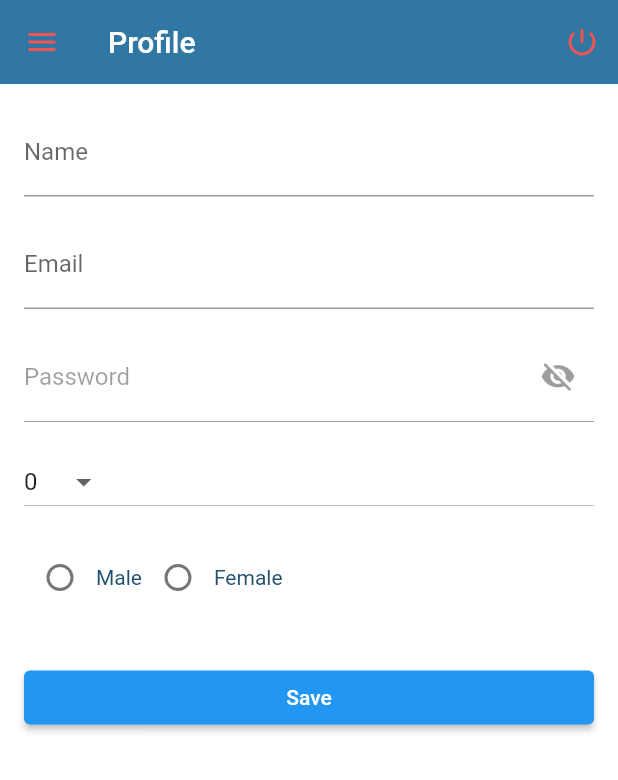
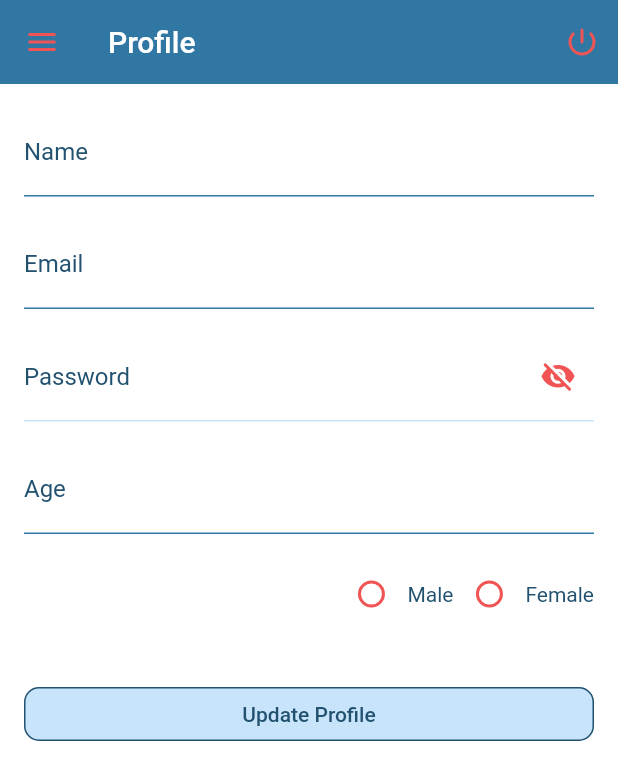
Before and after one commit to Ahmed-gamal-elmahdy/ScrEye, a Flutter app: the ProfileScreen screen opened by its route, on a phone screen of 412 x 824 dp. Shown: the top 780 px of the screen. Run offline on Flutter 3.47's test engine with Material 2 defaults, Android fonts, the phone set to English and light mode, and no system bars; our stand-ins replace bloc, camera, dio, email_validator, firebase_auth, firebase_core and 8 more; missing offline and left inert: crop_your_image, flag; accounts and stored records are empty.

Commit message:
Finished White theme

```diff
--- a/lib/cubit/AppSettingsCubit/app_settings_cubit.dart
+++ b/lib/cubit/AppSettingsCubit/app_settings_cubit.dart
@@ -10,7 +10,7 @@ class AppSettingsCubit extends Cubit<AppSettingsState> {
             theme: MyTheme.whiteTheme(),
             locale: Locale('en'),
             directionality: TextDirection.ltr,
-            themeMode: ThemeMode.originalTheme));
+            themeMode: ThemeMode.whiteTheme));
 
   void updateTheme(ThemeMode themeMode) {
     emit(state.copyWith(
--- a/lib/main.dart
+++ b/lib/main.dart
@@ -1,5 +1,4 @@
 import 'package:firebase_core/firebase_core.dart';
-import 'package:firebase_ui_auth/firebase_ui_auth.dart';
 import 'package:flutter/material.dart';
 
 import 'app.dart';
@@ -10,9 +9,6 @@ void main() async {
   await Firebase.initializeApp(
     options: DefaultFirebaseOptions.currentPlatform,
   );
-  FirebaseUIAuth.configureProviders([
-    EmailAuthProvider(),
-  ]);
 
   runApp(const MyApp());
 }
--- a/lib/screens/AuthGate.dart
+++ b/lib/screens/AuthGate.dart
@@ -38,7 +38,7 @@ class AuthGate extends StatelessWidget {
                   '/register': (context) => RegistrationForm(),
                   '/login': (context) => LoginForm(),
                 },
-                theme: MyTheme.originalTheme(),
+                theme: MyTheme.whiteTheme(),
               );
             } else {
               return const MyApp();
--- a/lib/screens/AuthScreen/authenticationCubit/authentication_cubit.dart
+++ b/lib/screens/AuthScreen/authenticationCubit/authentication_cubit.dart
@@ -90,9 +90,9 @@ class AuthenticationCubit extends Cubit<AuthenticationState> {
         email: _email,
         password: _password,
       );
-      Map<String, String?> user = {
+      Map<dynamic, dynamic?> user = {
         'name': "",
-        "age": "",
+        "age": 0,
         'gender': "Male",
         'email': userCredential.user?.email,
         'uid': userCredential.user?.uid,
@@ -136,7 +136,7 @@ class AuthenticationCubit extends Cubit<AuthenticationState> {
       return;
     }
 
-    emit(RegistrationLoading());
+    emit(LoginLoading());
     try {
       final auth = FirebaseAuth.instance;
       final userCredential = await auth.signInWithEmailAndPassword(
--- a/lib/screens/HistoryScreen/HistoryScreen.dart
+++ b/lib/screens/HistoryScreen/HistoryScreen.dart
@@ -1,5 +1,5 @@
+import 'package:firebase_auth/firebase_auth.dart';
 import 'package:firebase_database/firebase_database.dart';
-import 'package:firebase_ui_auth/firebase_ui_auth.dart';
 import 'package:flutter/material.dart';
 import 'package:flutter_bloc/flutter_bloc.dart';
 import 'package:flutter_screenutil/flutter_screenutil.dart';
@@ -29,7 +29,7 @@ class HistoryScreen extends StatelessWidget {
                 IconButton(
                     tooltip: "Logout",
                     onPressed: () {
-                      FirebaseUIAuth.signOut();
+                      FirebaseAuth.instance.signOut();
                     },
                     icon: Icon(Icons.power_settings_new_rounded))
               ],
--- a/lib/screens/ProfileScreen/ProfileCubit/profile_cubit.dart
+++ b/lib/screens/ProfileScreen/ProfileCubit/profile_cubit.dart
@@ -140,7 +140,10 @@ class ProfileCubit extends Cubit<ProfileState> {
       });
       // Show a success message
       ScaffoldMessenger.of(context).showSnackBar(
-        const SnackBar(content: Text('Profile saved')),
+        const SnackBar(
+          content: Text('Profile saved'),
+          backgroundColor: Color(0xFF29C469),
+        ),
       );
       Navigator.of(context).pop();
       // Emit the ProfileSaved state
@@ -149,7 +152,10 @@ class ProfileCubit extends Cubit<ProfileState> {
       print('error');
       // Show an error message
       ScaffoldMessenger.of(context).showSnackBar(
-        const SnackBar(content: Text('Failed to save profile')),
+        const SnackBar(
+          content: Text('Failed to save profile'),
+          backgroundColor: Color(0xFFCE772F),
+        ),
       );
     }
   }
--- a/lib/screens/ProfileScreen/ProfileScreen.dart
+++ b/lib/screens/ProfileScreen/ProfileScreen.dart
@@ -1,6 +1,9 @@
-import 'package:firebase_ui_auth/firebase_ui_auth.dart';
+import 'package:firebase_auth/firebase_auth.dart';
 import 'package:flutter/material.dart';
+import 'package:flutter/services.dart';
 import 'package:flutter_bloc/flutter_bloc.dart';
+import 'package:flutter_screenutil/flutter_screenutil.dart';
+import 'package:loading_animation_widget/loading_animation_widget.dart';
 
 import '../../generated/l10n.dart';
 import '../../widgets/Debouncer.dart';
@@ -20,7 +23,7 @@ class ProfileScreen extends StatelessWidget {
           IconButton(
               tooltip: "Logout",
               onPressed: () {
-                FirebaseUIAuth.signOut();
+                FirebaseAuth.instance.signOut();
               },
               icon: const Icon(Icons.power_settings_new_rounded))
         ],
@@ -64,20 +67,21 @@ class ProfileScreen extends StatelessWidget {
                       onChanged: (value) => _cubit.updatePassword(value),
                     ),
                     SizedBox(height: 16.0),
-                    DropdownButton<int>(
-                      value: state.age,
-                      hint: Text(S.of(context).age),
-                      onChanged: (value) => _cubit.updateAge(value ?? 0),
-                      items: List.generate(
-                        70,
-                        (index) => DropdownMenuItem(
-                          value: index,
-                          child: Text('$index'),
-                        ),
-                      ),
+                    TextField(
+                      keyboardType: TextInputType.number,
+                      // show numeric keyboard
+                      inputFormatters: <TextInputFormatter>[
+                        FilteringTextInputFormatter.digitsOnly
+                        // only allow digits
+                      ],
+                      decoration: InputDecoration(
+                          labelText: S.of(context).age,
+                          hintText: state.age.toString()),
+                      onChanged: (value) => _cubit.updateAge(int.parse(value)),
                     ),
                     SizedBox(height: 16.0),
                     Row(
+                      mainAxisAlignment: MainAxisAlignment.end,
                       children: [
                         Radio<String>(
                           value: 'Male',
@@ -96,16 +100,39 @@ class ProfileScreen extends StatelessWidget {
                       ],
                     ),
                     SizedBox(height: 32.0),
-                    ElevatedButton(
+                    OutlinedButton(
                       onPressed: () => {_cubit.askConfirmation(context)},
-                      child: Text(S.of(context).save),
+                      child: Text("Update Profile"),
+                      style: ButtonStyle(
+                        backgroundColor: Theme.of(context)
+                            .outlinedButtonTheme
+                            .style
+                            ?.backgroundColor,
+                      ),
                     ),
                   ],
                 ),
               ),
             );
           } else if (state is ProfileLoading) {
-            return LoadingIndicator(size: 10, borderWidth: 3);
+            return Center(
+                child: Column(
+              mainAxisAlignment: MainAxisAlignment.center,
+              children: [
+                LoadingAnimationWidget.threeArchedCircle(
+                    color: Color(0xFFF05454), size: 50),
+                SizedBox(
+                  height: 4.h,
+                ),
+                Text(
+                  S.of(context).pls_wait,
+                  style: TextStyle(
+                    fontSize: 20,
+                    color: Color(0xFF3177A3),
+                  ),
+                ),
+              ],
+            ));
           } else {
             return Container();
           }
```
Also changed, not shown: lib/l10n/intl_ar.arb (+31 -31 lines), lib/l10n/intl_en.arb (+13 -13 lines), lib/screens/AuthScreen/LoginForm.dart (+13 -2 lines), lib/screens/AuthScreen/RegisterForm.dart (+5 -2 lines), lib/screens/AuthScreen/reauth_dialog.dart (+8 -2 lines), lib/screens/HomeScreen/CameraBody/CameraScreen.dart (+10 -0 lines), lib/screens/HomeScreen/UploadBody/UploadScreen.dart (+10 -0 lines), lib/screens/SettingsScreen/SettingsScreen.dart (+15 -4 lines), lib/themes/MyTheme.dart (+38 -1 lines), lib/generated/intl/messages_all.dart, lib/generated/intl/messages_ar.dart, lib/generated/intl/messages_en.dart, lib/generated/l10n.dart, pubspec.lock.
